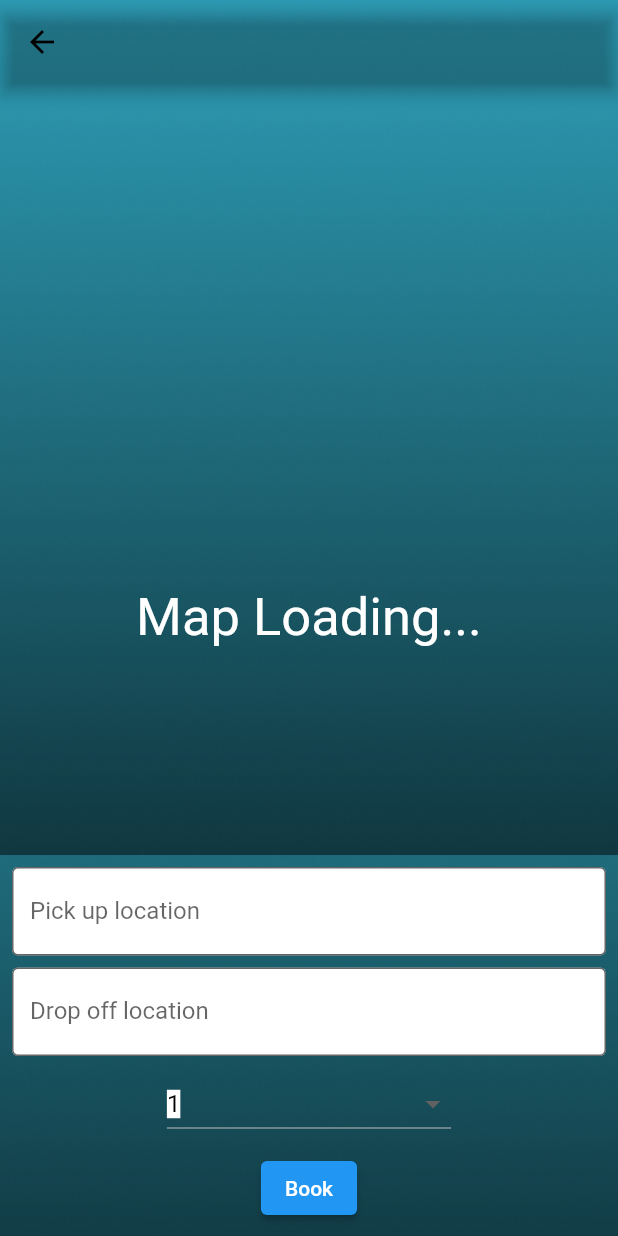
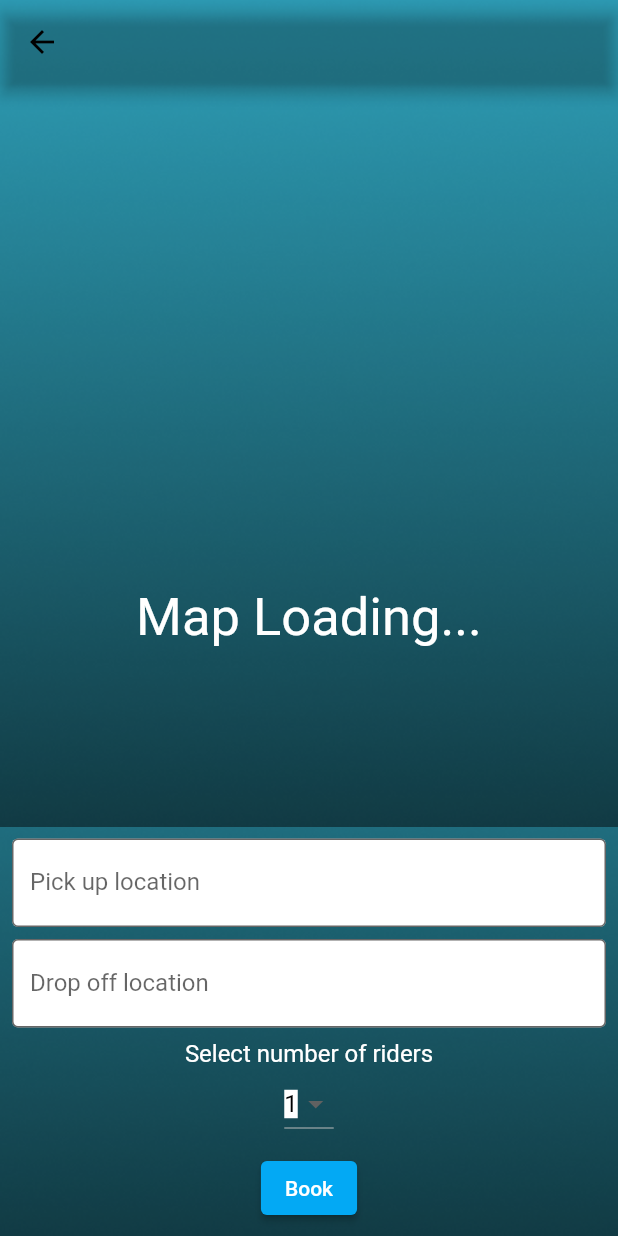
Before and after one commit to utsavns96/campus_cruise, a Flutter app: the MapPage screen opened directly, on a phone screen of 412 x 824 dp. Run offline on Flutter 3.47's test engine with Material 2 defaults, Android fonts, the phone set to English and light mode, and no system bars; our stand-ins replace firebase_auth, firebase_core, flutter_rating_bar, google_maps_flutter, location; missing offline and left inert: flutter_google_places_hoc081098, flutter_polyline_points, google_maps_webservice; accounts and stored records are empty.

Commit message:
Cleaned the UI

```diff
--- a/lib/book.dart
+++ b/lib/book.dart
@@ -254,6 +254,12 @@ class _MyWidgetState extends State<MapPage> {
                     ),
                   ),
                   SizedBox(height: 8.0),
+                  Column(
+                    children: <Widget>[
+                      Text(
+                        'Select number of riders',
+                        style: TextStyle(fontSize: 16, color: Colors.white),
+                      ),
                       DropdownButton<String>(
                         value: dropdownValue,
                         onChanged: (String? newValue) {
@@ -275,7 +281,8 @@ class _MyWidgetState extends State<MapPage> {
                             ),
                           );
                         }).toList(),
-                    hint: Text('Select number of riders'),
+                      ),
+                    ],
                   ),
                   SizedBox(height: 8.0),
                   ElevatedButton(
@@ -285,8 +292,14 @@ class _MyWidgetState extends State<MapPage> {
                           MaterialPageRoute(
                               builder: (_) => const BookedPage()));
                     },
-                    child: Text('Book'),
+                    child: Text(
+                      'Book',
+                      style: TextStyle(color: Colors.white),
                     ),
+                    style: ElevatedButton.styleFrom(
+                      primary: Colors.lightBlue, // background color
+                    ),
+                  )
                 ],
               ),
             ),
```
Lines whose indentation alone changed are shown as unchanged.
